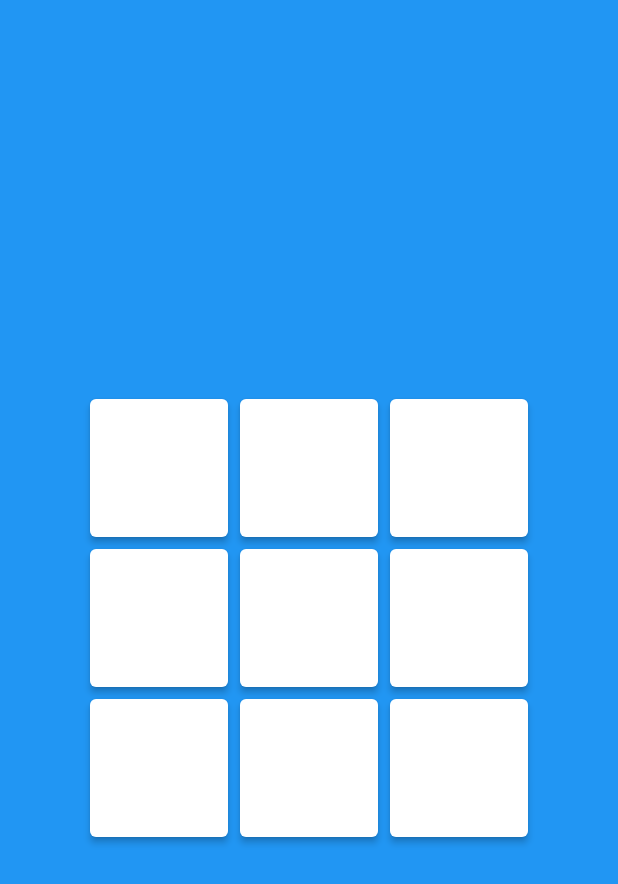
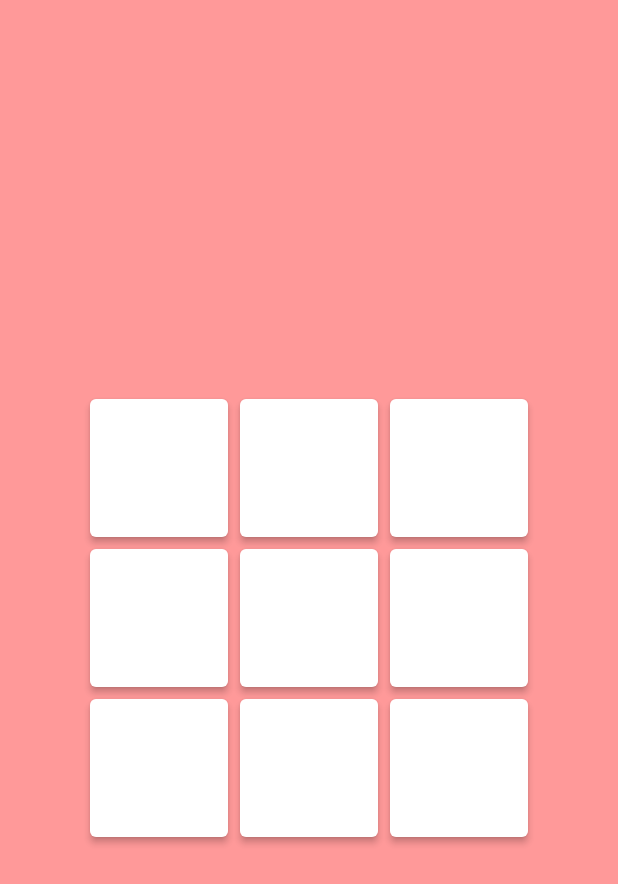
Before and after one commit to VarunIrani/tic-tac-emo, a Flutter app: the screen it shows after launch, on a phone screen of 412 x 824 dp. Shown: the top 884 px of the screen. Run offline on Flutter 3.47's test engine with Material 2 defaults, Android fonts, the phone set to English and light mode, and no system bars; our stand-ins replace google_fonts, theme_provider.

Commit message:
Filling fields with player and color.

```diff
--- a/lib/main.dart
+++ b/lib/main.dart
@@ -9,6 +9,7 @@ Future main() async {
     DeviceOrientation.portraitUp,
     DeviceOrientation.portraitDown,
   ]);
+  Players.setPlayers("🎹", "😂");
   runApp(
     MaterialApp(
       debugShowCheckedModeBanner: false,
@@ -26,6 +27,7 @@ class _TicTacEmoState extends State<TicTacEmo> {
   final int countMatrix = 3;
   final double size = 92;
 
+  String lastMove = Players.none;
   late List<List<String>> matrix;
 
   @override
@@ -40,7 +42,7 @@ class _TicTacEmoState extends State<TicTacEmo> {
   @override
   Widget build(BuildContext context) {
     return Scaffold(
-      backgroundColor: Colors.blue,
+      backgroundColor: getBackgroundColor(),
       body: Column(
         mainAxisAlignment: MainAxisAlignment.center,
         children: Utils.modelBuilder(matrix, (x, value) => buildRow(x)),
@@ -63,18 +65,41 @@ class _TicTacEmoState extends State<TicTacEmo> {
     return Container(
       margin: EdgeInsets.all(4),
       child: ElevatedButton(
-        onPressed: () {
-          print("$x, $y");
-        },
+        onPressed: () => selectField(value, x, y),
         style: ElevatedButton.styleFrom(
           minimumSize: Size(size, size),
-          primary: Colors.white,
+          primary: getFieldColor(value),
         ),
         child: Text(
           value,
-          style: TextStyle(fontSize: 32),
+          style: TextStyle(fontSize: 42),
         ),
       ),
     );
   }
+
+  selectField(String value, int x, int y) {
+    if (value == Players.none) {
+      final newValue = lastMove == Players.X ? Players.O: Players.X;
+      setState(() {
+        lastMove = newValue!;
+        matrix[x][y] = newValue;
+      });
+    }
+  }
+
+  Color getFieldColor(String value) {
+    if (value == Players.X) {
+      return Colors.redAccent;
+    } else if (value == Players.O) {
+      return Colors.blueAccent;
+    } else {
+      return Colors.white;
+    }
+  }
+
+  getBackgroundColor() {
+    final thisMove = lastMove == Players.X ? Players.O : Players.X;
+    return getFieldColor(thisMove!).withAlpha(150);
+  }
 }
```
